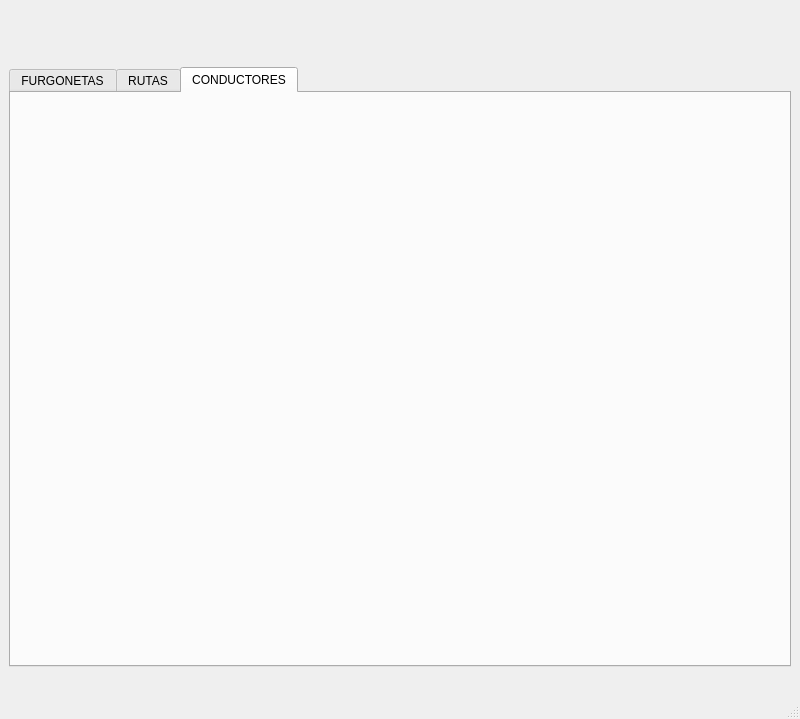
Old version of the form ventana.ui in the repository XoanCarlos/PROXECTORECUPERA.
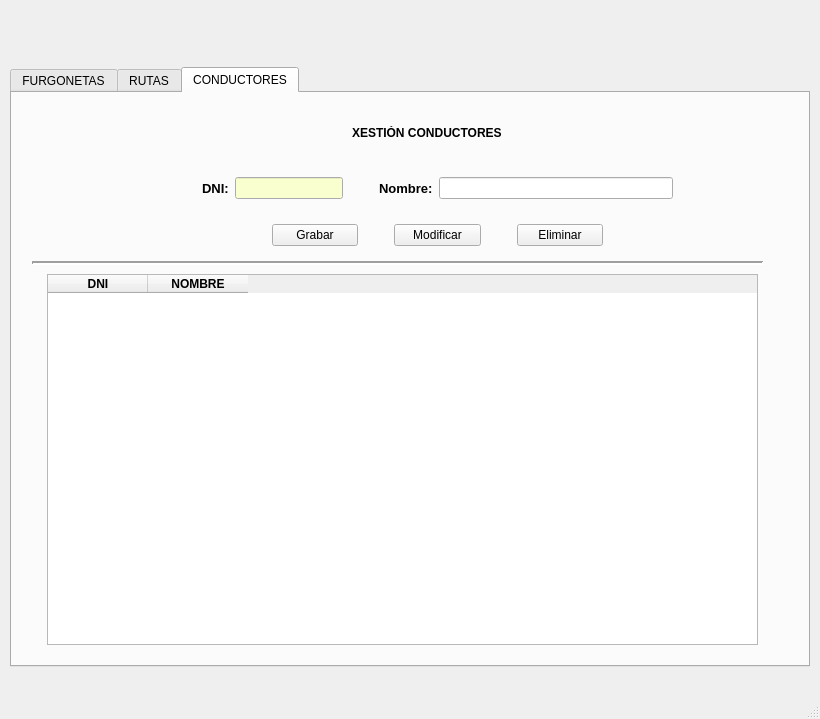
New version of the form. The open tabs and pages were chosen to show the change. Icons and pictures are not drawn.

Diff of the .ui file:
```diff
--- a/ventana.ui
+++ b/ventana.ui
@@ -6,7 +6,7 @@
    <rect>
     <x>0</x>
     <y>0</y>
-    <width>800</width>
+    <width>820</width>
     <height>719</height>
    </rect>
   </property>
@@ -252,6 +252,256 @@
          <attribute name="title">
           <string>CONDUCTORES</string>
          </attribute>
+         <widget class="QLabel" name="lblXesfurgo_2">
+          <property name="geometry">
+           <rect>
+            <x>340</x>
+            <y>30</y>
+            <width>151</width>
+            <height>20</height>
+           </rect>
+          </property>
+          <property name="text">
+           <string>&lt;html&gt;&lt;head/&gt;&lt;body&gt;&lt;p&gt;&lt;span style=&quot; font-size:9pt; font-weight:600;&quot;&gt;XESTIÓN CONDUCTORES&lt;/span&gt;&lt;/p&gt;&lt;/body&gt;&lt;/html&gt;</string>
+          </property>
+         </widget>
+         <widget class="QWidget" name="layoutWidget_2">
+          <property name="geometry">
+           <rect>
+            <x>260</x>
+            <y>130</y>
+            <width>331</width>
+            <height>25</height>
+           </rect>
+          </property>
+          <layout class="QGridLayout" name="gridLayout_5">
+           <item row="0" column="0">
+            <widget class="QPushButton" name="btnAltacon">
+             <property name="text">
+              <string>Grabar</string>
+             </property>
+            </widget>
+           </item>
+           <item row="0" column="2">
+            <widget class="QPushButton" name="btnModifcon">
+             <property name="text">
+              <string>Modificar</string>
+             </property>
+            </widget>
+           </item>
+           <item row="0" column="4">
+            <widget class="QPushButton" name="btnEliminacon">
+             <property name="text">
+              <string>Eliminar</string>
+             </property>
+            </widget>
+           </item>
+           <item row="0" column="1">
+            <spacer name="horizontalSpacer_5">
+             <property name="orientation">
+              <enum>Qt::Horizontal</enum>
+             </property>
+             <property name="sizeType">
+              <enum>QSizePolicy::Fixed</enum>
+             </property>
+             <property name="sizeHint" stdset="0">
+              <size>
+               <width>30</width>
+               <height>20</height>
+              </size>
+             </property>
+            </spacer>
+           </item>
+           <item row="0" column="3">
+            <spacer name="horizontalSpacer_6">
+             <property name="orientation">
+              <enum>Qt::Horizontal</enum>
+             </property>
+             <property name="sizeType">
+              <enum>QSizePolicy::Fixed</enum>
+             </property>
+             <property name="sizeHint" stdset="0">
+              <size>
+               <width>30</width>
+               <height>20</height>
+              </size>
+             </property>
+            </spacer>
+           </item>
+          </layout>
+         </widget>
+         <widget class="Line" name="line_2">
+          <property name="geometry">
+           <rect>
+            <x>20</x>
+            <y>160</y>
+            <width>731</width>
+            <height>20</height>
+           </rect>
+          </property>
+          <property name="lineWidth">
+           <number>2</number>
+          </property>
+          <property name="orientation">
+           <enum>Qt::Horizontal</enum>
+          </property>
+         </widget>
+         <widget class="QTableWidget" name="tabConductor">
+          <property name="geometry">
+           <rect>
+            <x>35</x>
+            <y>181</y>
+            <width>711</width>
+            <height>371</height>
+           </rect>
+          </property>
+          <column>
+           <property name="text">
+            <string>DNI</string>
+           </property>
+           <property name="font">
+            <font>
+             <weight>75</weight>
+             <bold>true</bold>
+            </font>
+           </property>
+          </column>
+          <column>
+           <property name="text">
+            <string>NOMBRE</string>
+           </property>
+           <property name="font">
+            <font>
+             <weight>75</weight>
+             <bold>true</bold>
+            </font>
+           </property>
+          </column>
+         </widget>
+         <widget class="QWidget" name="">
+          <property name="geometry">
+           <rect>
+            <x>190</x>
+            <y>80</y>
+            <width>471</width>
+            <height>31</height>
+           </rect>
+          </property>
+          <layout class="QGridLayout" name="gridLayout_4">
+           <property name="sizeConstraint">
+            <enum>QLayout::SetNoConstraint</enum>
+           </property>
+           <item row="0" column="3">
+            <widget class="QLabel" name="lblNombre">
+             <property name="sizePolicy">
+              <sizepolicy hsizetype="Fixed" vsizetype="Preferred">
+               <horstretch>0</horstretch>
+               <verstretch>0</verstretch>
+              </sizepolicy>
+             </property>
+             <property name="font">
+              <font>
+               <pointsize>10</pointsize>
+               <weight>75</weight>
+               <bold>true</bold>
+              </font>
+             </property>
+             <property name="text">
+              <string>Nombre:</string>
+             </property>
+            </widget>
+           </item>
+           <item row="0" column="0">
+            <widget class="QLabel" name="lblDni">
+             <property name="sizePolicy">
+              <sizepolicy hsizetype="Fixed" vsizetype="Preferred">
+               <horstretch>0</horstretch>
+               <verstretch>0</verstretch>
+              </sizepolicy>
+             </property>
+             <property name="font">
+              <font>
+               <pointsize>10</pointsize>
+               <weight>75</weight>
+               <bold>true</bold>
+              </font>
+             </property>
+             <property name="text">
+              <string>DNI:</string>
+             </property>
+            </widget>
+           </item>
+           <item row="0" column="1">
+            <widget class="QLineEdit" name="txtDni">
+             <property name="sizePolicy">
+              <sizepolicy hsizetype="Fixed" vsizetype="Fixed">
+               <horstretch>0</horstretch>
+               <verstretch>0</verstretch>
+              </sizepolicy>
+             </property>
+             <property name="palette">
+              <palette>
+               <active>
+                <colorrole role="Base">
+                 <brush brushstyle="SolidPattern">
+                  <color alpha="255">
+                   <red>249</red>
+                   <green>255</green>
+                   <blue>206</blue>
+                  </color>
+                 </brush>
+                </colorrole>
+               </active>
+               <inactive>
+                <colorrole role="Base">
+                 <brush brushstyle="SolidPattern">
+                  <color alpha="255">
+                   <red>249</red>
+                   <green>255</green>
+                   <blue>206</blue>
+                  </color>
+                 </brush>
+                </colorrole>
+               </inactive>
+               <disabled>
+                <colorrole role="Base">
+                 <brush brushstyle="SolidPattern">
+                  <color alpha="255">
+                   <red>240</red>
+                   <green>240</green>
+                   <blue>240</blue>
+                  </color>
+                 </brush>
+                </colorrole>
+               </disabled>
+              </palette>
+             </property>
+             <property name="autoFillBackground">
+              <bool>false</bool>
+             </property>
+            </widget>
+           </item>
+           <item row="0" column="4">
+            <widget class="QLineEdit" name="txtNombre"/>
+           </item>
+           <item row="0" column="2">
+            <spacer name="horizontalSpacer">
+             <property name="orientation">
+              <enum>Qt::Horizontal</enum>
+             </property>
+             <property name="sizeType">
+              <enum>QSizePolicy::Fixed</enum>
+             </property>
+             <property name="sizeHint" stdset="0">
+              <size>
+               <width>30</width>
+               <height>20</height>
+              </size>
+             </property>
+            </spacer>
+           </item>
+          </layout>
+         </widget>
         </widget>
        </widget>
       </item>
```
Left out of the diff: 98 changed lines with no effect on the pictures.
